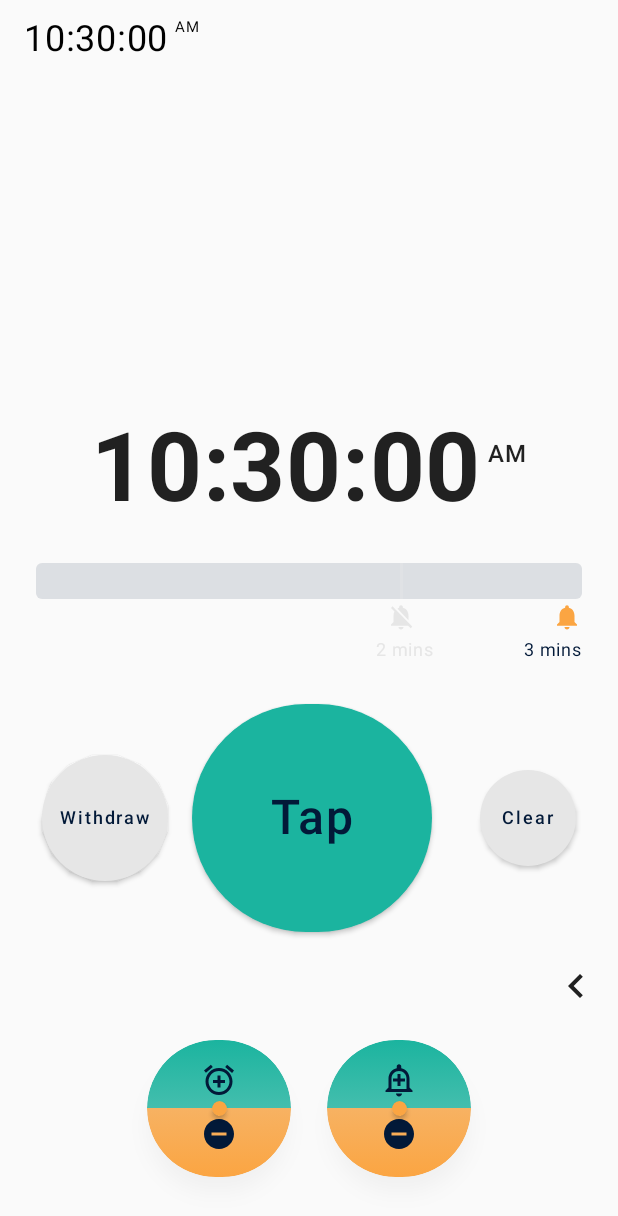
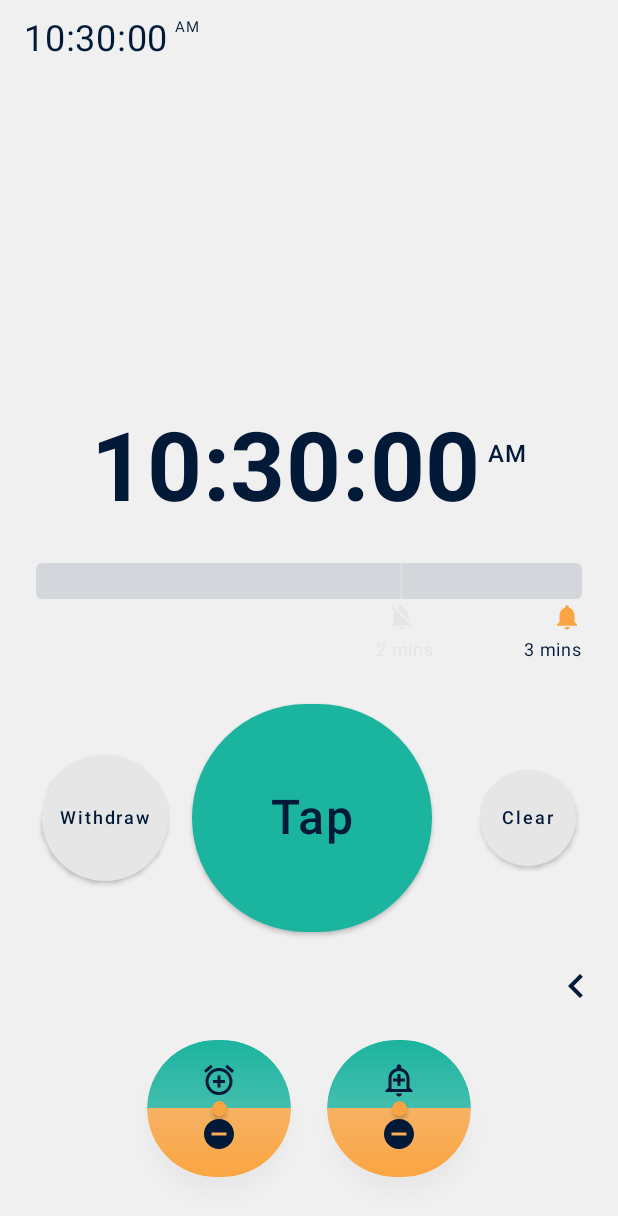
Before and after one commit to hongwei-bai/kmp-exercise-timer, an Android app built with Jetpack Compose: the screen it shows after launch (MainActivity), after a tap on "Tap", on a phone screen of 412 x 824 dp. Shown: the top 1216 px of the screen. Run offline under Robolectric (Android 15) with nearby library versions, the phone set to English and light mode, and no system bars; libraries missing offline, so code that uses them is left out: app.cash.sqldelight; 3 statements that could not run were skipped.

Commit message:
Fix dark mode and systemui bar colors

```diff
--- a/composeApp/src/commonMain/kotlin/com/mikeapp/timer/App.kt
+++ b/composeApp/src/commonMain/kotlin/com/mikeapp/timer/App.kt
@@ -1,5 +1,6 @@
 package com.mikeapp.timer
 
+import androidx.compose.foundation.background
 import androidx.compose.foundation.layout.*
 import androidx.compose.material.MaterialTheme
 import androidx.compose.runtime.Composable
@@ -16,6 +17,7 @@ fun App() {
             Box(
                 modifier = Modifier
                     .fillMaxSize()
+                    .background(MaterialTheme.colors.background)
                     .padding(WindowInsets.statusBars.asPaddingValues())
             ) {
                 HomeScreen()
--- a/composeApp/src/commonMain/kotlin/com/mikeapp/timer/ui/component/BigTimerTile.kt
+++ b/composeApp/src/commonMain/kotlin/com/mikeapp/timer/ui/component/BigTimerTile.kt
@@ -3,6 +3,7 @@ package com.mikeapp.timer.ui.component
 import androidx.compose.foundation.layout.Row
 import androidx.compose.foundation.layout.offset
 import androidx.compose.foundation.layout.padding
+import androidx.compose.material.MaterialTheme
 import androidx.compose.material.Text
 import androidx.compose.runtime.Composable
 import androidx.compose.ui.Modifier
@@ -23,6 +24,7 @@ fun BigTimerTile(
     Row(modifier = modifier) {
         Text(
             text = timeString,
+            color = MaterialTheme.colors.onBackground,
             fontSize = 64.sp,
             fontWeight = FontWeight.Bold,
             fontFamily = JetBrainsMonoFontFamily()
@@ -30,6 +32,7 @@ fun BigTimerTile(
 
         Text(
             text = amOrPm,
+            color = MaterialTheme.colors.onBackground,
             fontSize = 16.sp,
             fontWeight = FontWeight.Medium,
             fontFamily = JetBrainsMonoFontFamily(),
--- a/composeApp/src/commonMain/kotlin/com/mikeapp/timer/ui/component/RepsButtonGroup.kt
+++ b/composeApp/src/commonMain/kotlin/com/mikeapp/timer/ui/component/RepsButtonGroup.kt
@@ -75,6 +75,7 @@ fun RepsButtonGroup(
         Icon(
             imageVector = if (expanded) Icons.Default.ChevronRight else Icons.Default.ChevronLeft,
             contentDescription = null,
+            tint = MaterialTheme.colors.onBackground,
             modifier = Modifier
                 .size(32.dp)
                 .clickable { expanded = !expanded }
--- a/composeApp/src/commonMain/kotlin/com/mikeapp/timer/ui/component/TimeRecordsColumn.kt
+++ b/composeApp/src/commonMain/kotlin/com/mikeapp/timer/ui/component/TimeRecordsColumn.kt
@@ -3,7 +3,7 @@ package com.mikeapp.timer.ui.component
 import androidx.compose.foundation.layout.*
 import androidx.compose.foundation.rememberScrollState
 import androidx.compose.foundation.verticalScroll
-import androidx.compose.material.LocalContentColor
+import androidx.compose.material.MaterialTheme
 import androidx.compose.material.Text
 import androidx.compose.runtime.Composable
 import androidx.compose.runtime.LaunchedEffect
@@ -54,12 +54,12 @@ fun TimeRecordsColumn(
                     Text(
                         text = formatMillisTo24hTime(record),
                         fontSize = 24.sp,
-                        color = LocalContentColor.current.copy(alpha = alpha)
+                        color = MaterialTheme.colors.onBackground.copy(alpha = alpha)
                     )
                     Text(
                         text = period,
                         fontSize = 10.sp,
-                        color = LocalContentColor.current.copy(alpha = alpha),
+                        color = MaterialTheme.colors.onBackground.copy(alpha = alpha),
                         modifier = Modifier
                             .padding(start = 4.dp)
                             .align(if (period == "AM") Alignment.Top else Alignment.Bottom)
--- a/composeApp/src/commonMain/kotlin/com/mikeapp/timer/ui/theme/Theme.kt
+++ b/composeApp/src/commonMain/kotlin/com/mikeapp/timer/ui/theme/Theme.kt
@@ -31,7 +31,7 @@ private val DarkColors = darkColors(
     onSecondary = VividBlack,
     background = VividBlack,
     onBackground = VividWhite,
-    surface = VividBlack,
+    surface = VividBlue,
     onSurface = VividWhite,
     error = VividDarkGrey,
     onError = VividBlack
```
Also changed, not shown: composeApp/src/androidMain/kotlin/com/mikeapp/timer/MainActivity.kt (+44 -0 lines).
